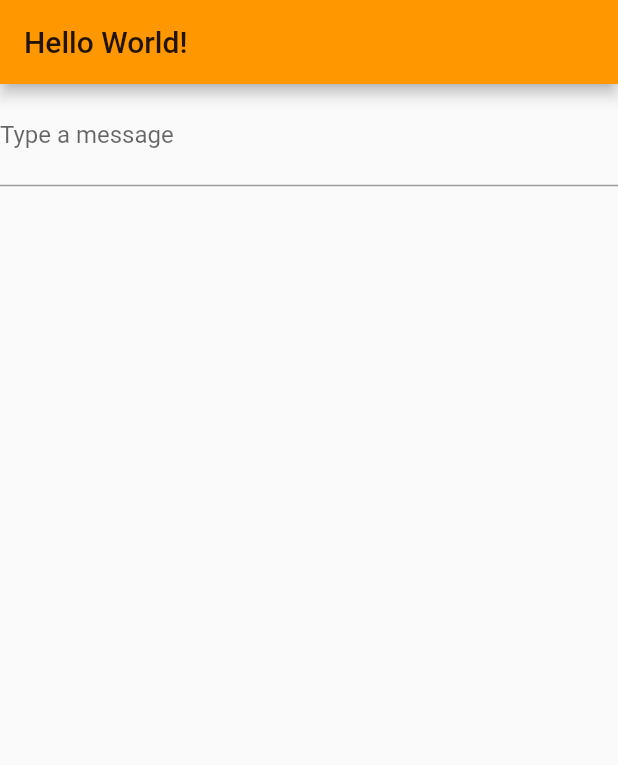
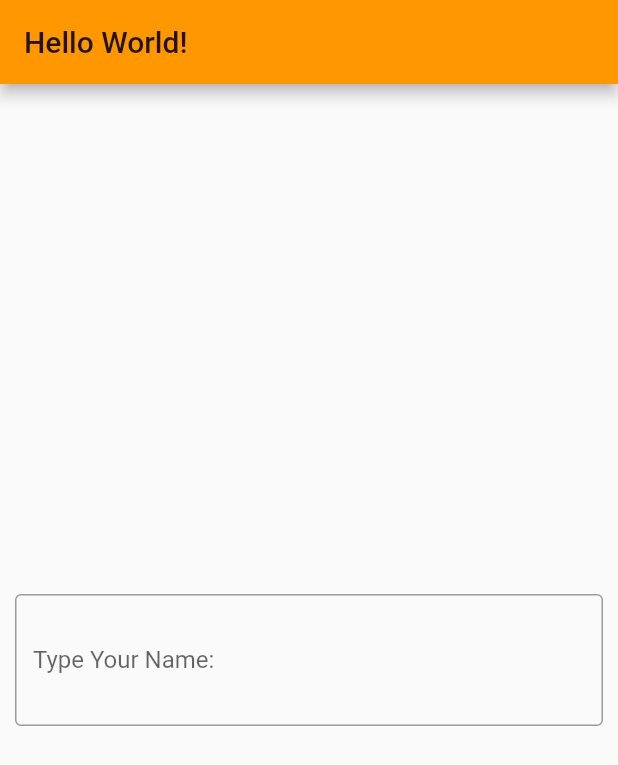
Before and after one commit to GuriSandal/Flutter-Aplication-Work, a Flutter app: the screen it shows after launch, on a phone screen of 412 x 824 dp. Shown: the top 765 px of the screen. Run offline on Flutter 3.47's test engine with Material 2 defaults, Android fonts, the phone set to English and light mode, and no system bars.

```diff
--- /dev/null
+++ b/lib/login.dart
@@ -0,0 +1,53 @@
+import 'package:flutter/material.dart';
+import 'package:hello_world/myHomePage.dart';
+
+class LoginPage extends StatelessWidget {
+  @override
+  Widget build(BuildContext context) {
+    return Scaffold(
+        appBar: AppBar(
+          title: Text("Hello World!"),
+        ),
+        body: Body());
+  }
+}
+
+class Body extends StatefulWidget {
+  @override
+  _BodyState createState() => _BodyState();
+}
+
+class _BodyState extends State<Body> {
+  String name;
+  TextEditingController controller = new TextEditingController();
+
+  void click() {
+    this.name = controller.text;
+    Navigator.push(context,
+        MaterialPageRoute(builder: (context) => MyHomePage(this.name)));
+  }
+
+  @override
+  Widget build(BuildContext context) {
+    return Align(
+      alignment: Alignment.center,
+      child: Padding(
+        padding: EdgeInsets.all(10),
+        child: TextField(
+          controller: this.controller,
+          decoration: InputDecoration(
+              prefix: Icon(Icons.person),
+              labelText: "Type Your Name:",
+              border: OutlineInputBorder(
+                  borderSide: BorderSide(width: 5, color: Colors.black)),
+              suffix: IconButton(
+                icon: Icon(Icons.done),
+                splashColor: Colors.blue,
+                tooltip: "Submit",
+                onPressed: this.click,
+              )),
+        ),
+      ),
+    );
+  }
+}
--- a/lib/main.dart
+++ b/lib/main.dart
@@ -1,4 +1,6 @@
 import 'package:flutter/material.dart';
+import 'package:hello_world/login.dart';
+import 'login.dart';
 
 void main() {
   runApp(MyApp());
@@ -14,57 +16,7 @@ class MyApp extends StatelessWidget {
         primarySwatch: Colors.orange,
         visualDensity: VisualDensity.adaptivePlatformDensity,
       ),
-      home: MyHomePage(),
+      home: LoginPage(),
     );
   }
 }
-
-class MyHomePage extends StatelessWidget {
-  @override
-  Widget build(BuildContext context) {
-    return Scaffold(
-        appBar: AppBar(
-          title: Text("Hello World!"),
-        ),
-        body: TextInputWidget());
-  }
-}
-
-class TextInputWidget extends StatefulWidget {
-  @override
-  _TextInputWidgetState createState() => _TextInputWidgetState();
-}
-
-class _TextInputWidgetState extends State<TextInputWidget> {
-  final controller = TextEditingController();
-  String text = "";
-
-  @override
-  void dispose() {
-    super.dispose();
-    controller.dispose();
-  }
-
-  void changeText(text) {
-    if (text == "Hello World!") {
-      controller.clear();
-      text = "";
-    }
-    setState(() {
-      this.text = text;
-    });
-  }
-
-  @override
-  Widget build(BuildContext context) {
-    return Column(children: <Widget>[
-      TextField(
-        controller: this.controller,
-        decoration: InputDecoration(
-            prefix: Icon(Icons.message), labelText: "Type a message"),
-        onChanged: (text) => this.changeText(text),
-      ),
-      Text(this.text)
-    ]);
-  }
-}
```
Also changed, not shown: lib/myHomePage.dart (added, +35 -0 lines), lib/post.dart (added, +17 -0 lines), lib/postList.dart (added, +53 -0 lines), lib/textInputWidget.dart (added, +44 -0 lines).
